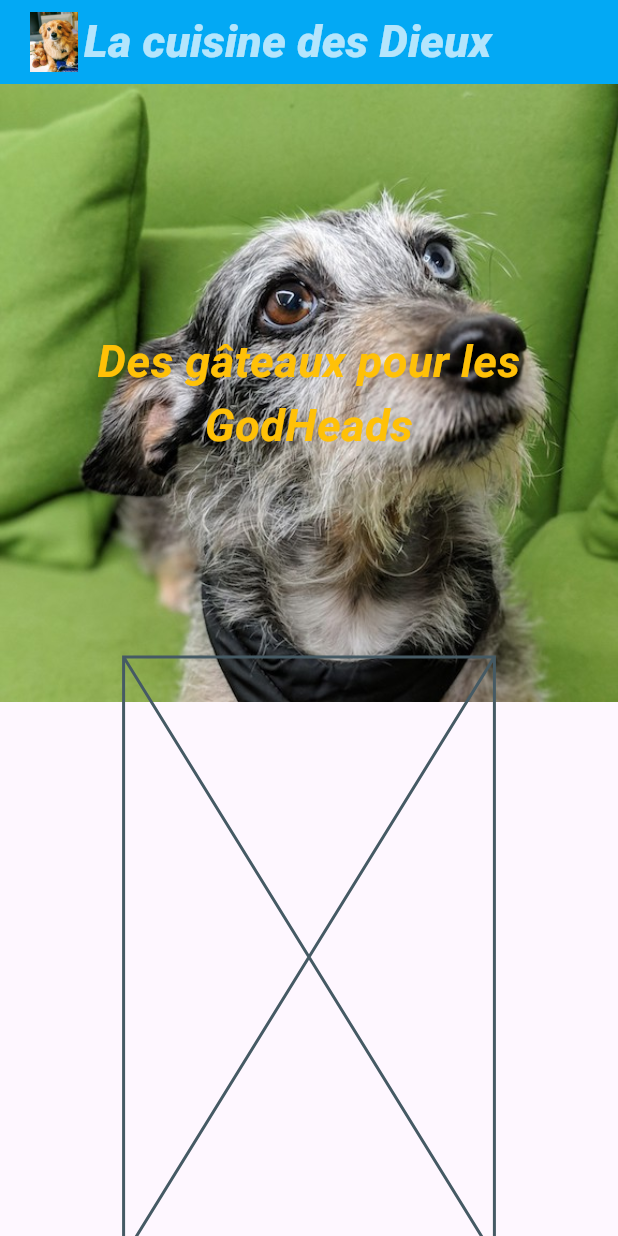
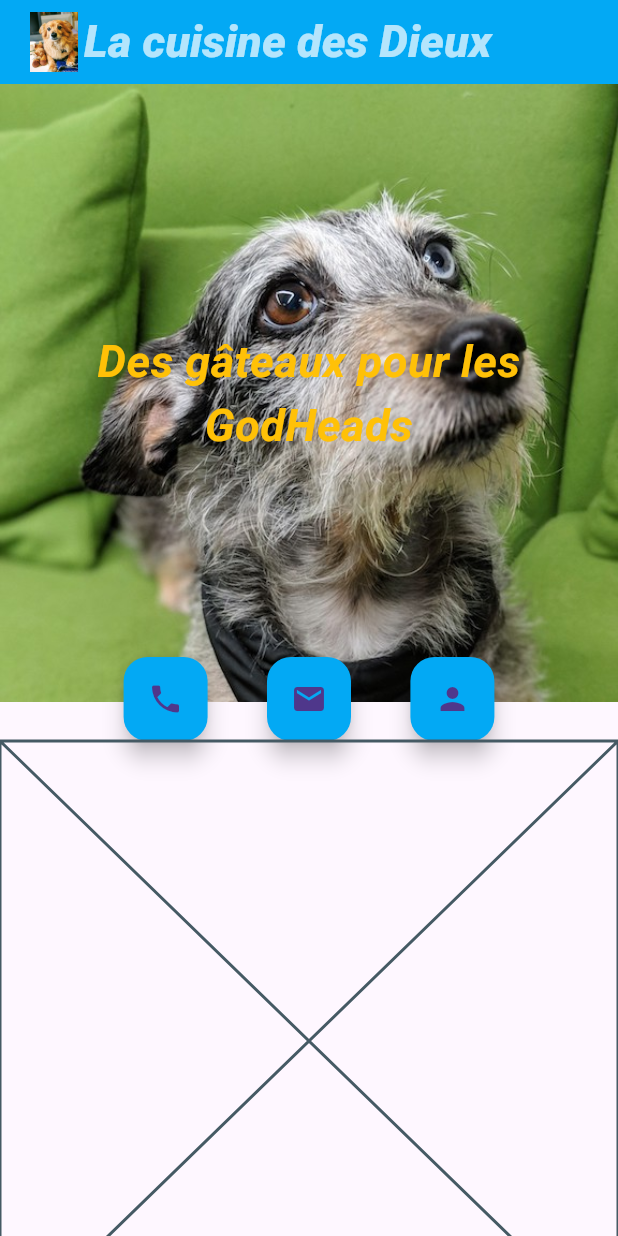
Before and after one commit to SkyBlyvion/good_meal, a Flutter app: the screen it shows after launch, on a phone screen of 412 x 824 dp. Run offline on Flutter 3.47's test engine with Material 3 defaults, Android fonts, the phone set to English and light mode, and no system bars.

Commit message:
add HoverButton.dart and their methods

```diff
--- a/lib/models/Constantes.dart
+++ b/lib/models/Constantes.dart
@@ -1,4 +1,8 @@
 import 'package:flutter/material.dart';
+import 'package:good_meal/models/ButtonObject.dart';
+import 'package:good_meal/pages/HomePage.dart';
+
+import '../widgets/HoverButton.dart';
 
 // définition des couleurs
 Color appBarColor = const Color.fromRGBO(3, 169, 244, 1);
@@ -16,3 +20,37 @@
 String p9 = "images/p9.jpg";
 String p10 = "images/p10.jpg";
 String p12 = "images/p12.jpg";
+
+// gestion des boutons des menus
+List<ButtonObject> menuButton = [
+  ButtonObject(destination: HomePage(), label: "Ma cuisine"),
+  ButtonObject(destination: HomePage(), label: "Mes recettes"),
+  ButtonObject(destination: HomePage(), label: "Blog"),
+];
+
+// gestion des boutons du topstack
+List<ButtonObject> containerButton = [
+  ButtonObject(destination: HomePage(), label: "Telephone", icon: Icon(Icons.phone)),
+  ButtonObject(destination: HomePage(), label: "Mail", icon: Icon(Icons.mail)),
+  ButtonObject(destination: HomePage(), label: "Visio", icon: Icon(Icons.person)),
+];
+
+// liste de composants buttons pour le web
+List<HoverButton> getCardHoverButton() =>
+    containerButton.map((button) => HoverButton(button: button)).toList();
+
+// liste de composants buttons pour le phone
+List<FloatingActionButton> getFloating(BuildContext context) =>
+    containerButton.map((button) =>
+        FloatingActionButton(
+          onPressed: (){},
+            backgroundColor: appBarColor,
+            heroTag: button.label,
+            child: button.icon,
+        )
+    ).toList();
+
+// lambda getmenubutton
+List<HoverButton> getMenuButton() => menuButton.map(
+    (btn) => HoverButton(button: btn)
+).toList();
--- a/lib/widgets/ContainerButton.dart
+++ b/lib/widgets/ContainerButton.dart
@@ -1,4 +1,5 @@
 import 'package:flutter/material.dart';
+import 'package:good_meal/models/Constantes.dart';
 import 'package:good_meal/models/MakeItResponsive.dart';
 
 class ContainerButton extends StatelessWidget {
@@ -23,12 +24,26 @@
   // widget interne a notre container button
   //widget pour telephone
   Widget small(BuildContext context){
-    return Placeholder();
+    return Row(
+      mainAxisAlignment: MainAxisAlignment.spaceBetween,
+      children: getFloating(context),
+    );
   }
 
   // widget pour le web
   Widget big(){
-    return Placeholder();
+    return Container(
+      height: 40,
+      child: Card(
+        elevation: 8,
+        color: Colors.blue,
+        child: Row( // la lambda de constantes remplace le tableau, celui ci a une liste
+          mainAxisAlignment: MainAxisAlignment.spaceEvenly,
+          children: getCardHoverButton(),
+        ),
+      ),
+
+    );
   }
 
 }
--- a/lib/widgets/WebBar.dart
+++ b/lib/widgets/WebBar.dart
@@ -20,14 +20,10 @@
           Expanded(
             child: Row(
               mainAxisAlignment: MainAxisAlignment.center,
-              children: [
-                Text('lien1'),
-                Text('lien2'),
-                Text('lien3'),
-              ],
+              children: getMenuButton(),
             ),
           ),
-          Text('login')
+          Text('Login')
         ]
       ),
     )
```
Also changed, not shown: lib/widgets/HoverButton.dart (added, +46 -0 lines).
